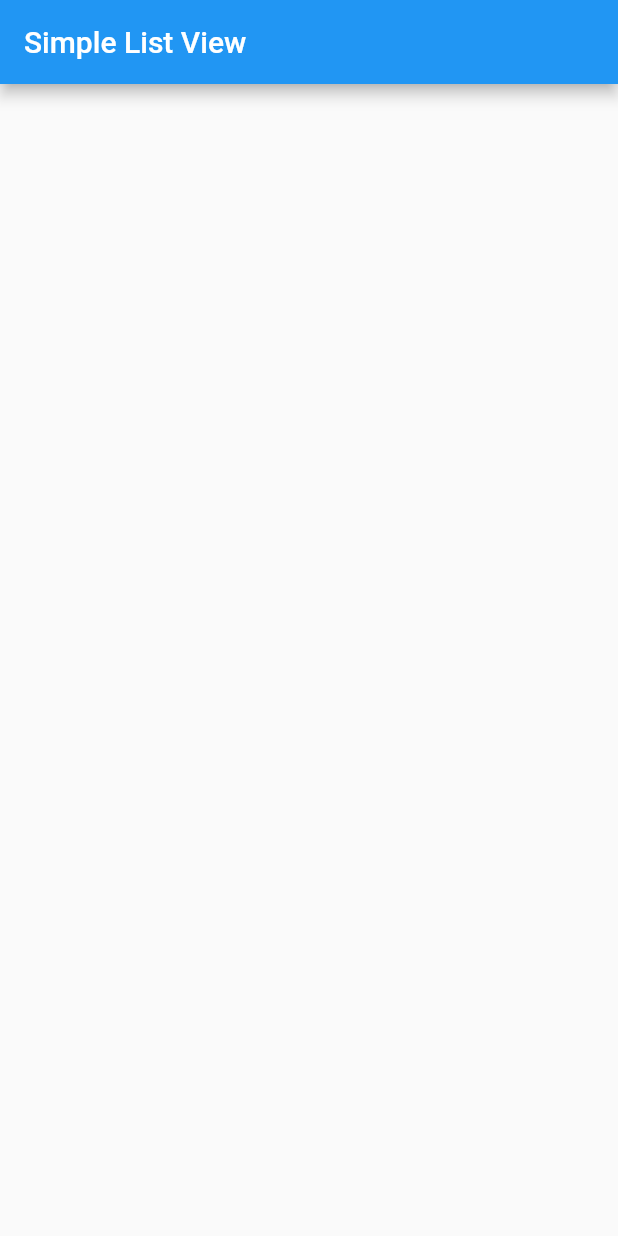
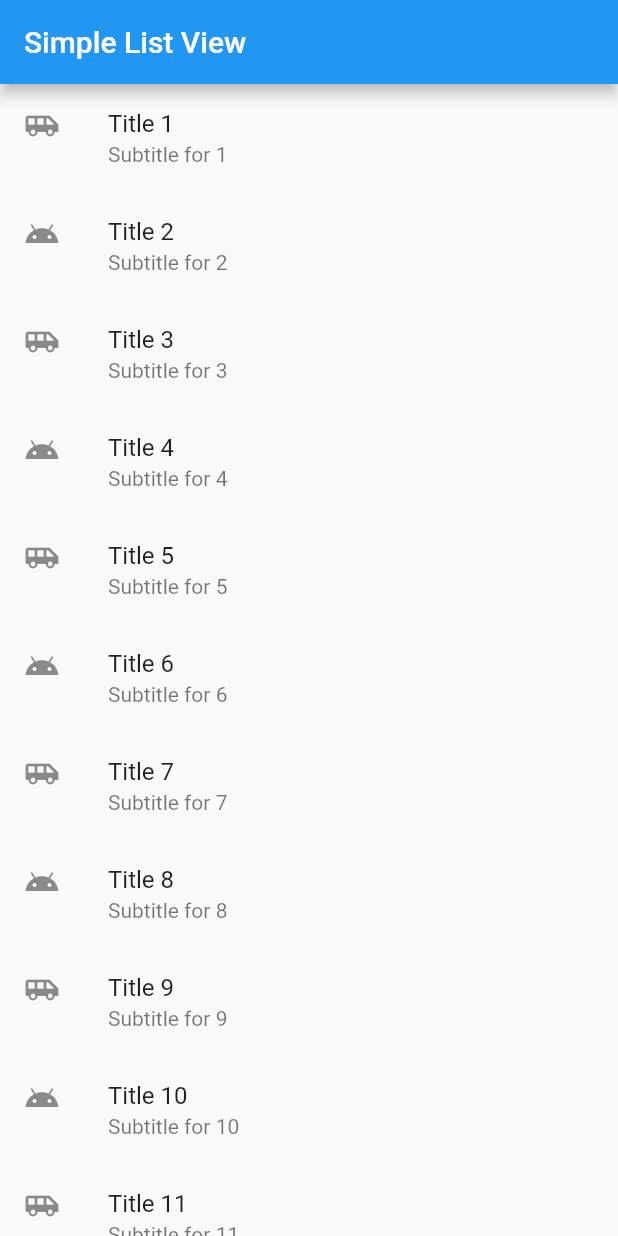
Before and after one commit to erikrios/simple-list-view, a Flutter app: the screen it shows after launch, on a phone screen of 412 x 824 dp. Run offline on Flutter 3.47's test engine with Material 2 defaults, Android fonts, the phone set to English and light mode, and no system bars.

Commit message:
Add ListView.builder and ListTile widget

```diff
--- a/lib/main.dart
+++ b/lib/main.dart
@@ -6,11 +6,23 @@ void main() => runApp(MaterialApp(
     ));
 
 class HomeApp extends StatelessWidget {
+  List<int> dummyTexts = List<int>.generate(1000, (index) => index + 1);
 
   @override
   Widget build(BuildContext context) => Scaffold(
-    appBar: AppBar(
-      title: Text('Simple List View'),
-    ),
-  );
+        appBar: AppBar(
+          title: Text('Simple List View'),
+        ),
+        body: ListView.builder(
+          itemBuilder: (context, index) {
+            return ListTile(
+              title: Text("Title ${dummyTexts[index]}"),
+              subtitle: Text("Subtitle for ${dummyTexts[index]}"),
+              leading: Icon(
+                  (index % 2 == 0) ? Icons.airport_shuttle : Icons.android),
+            );
+          },
+          itemCount: dummyTexts.length,
+        ),
+      );
 }
```
Also changed, not shown: flutter_01.png (added).
